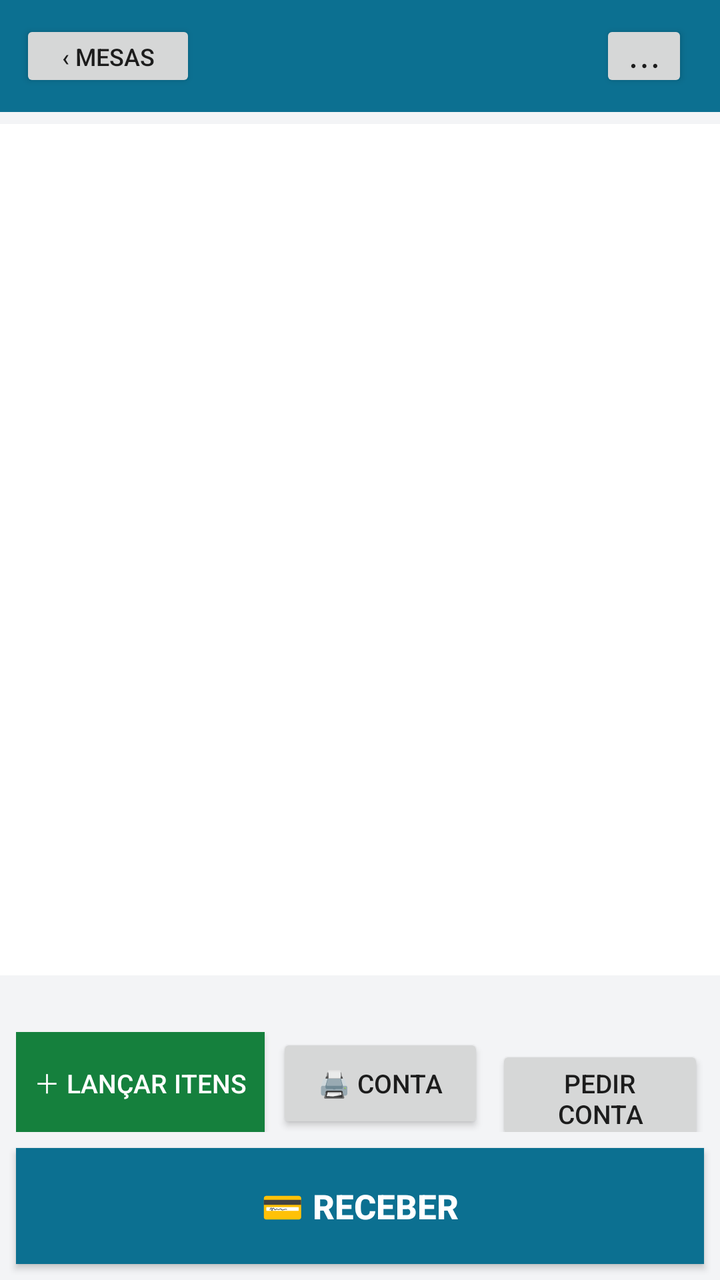
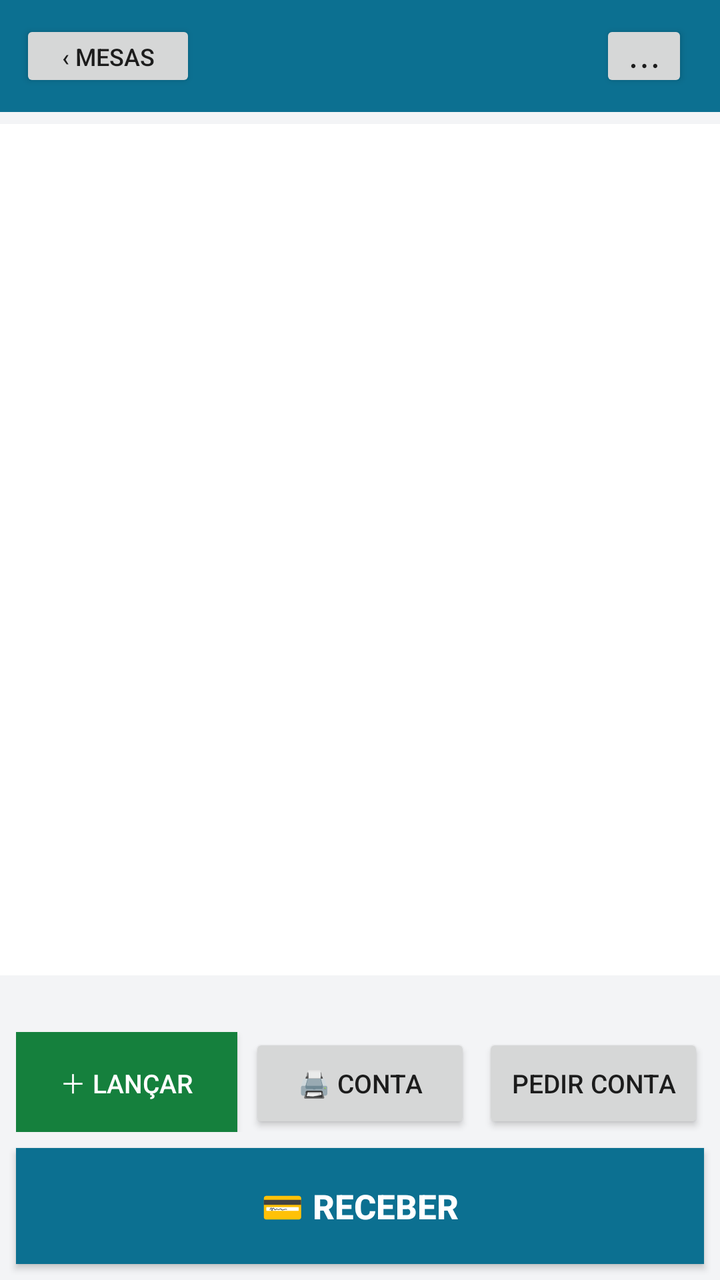

Before-and-after screenshots of an Android layout around one commit, followed by the original layout XML and the change that was made.
<!-- AndroidManifest.xml: application theme Theme.ConciliaGarcom -->
<!-- res/layout/activity_conta.xml -->
<?xml version="1.0" encoding="utf-8"?>
<LinearLayout xmlns:android="http://schemas.android.com/apk/res/android"
    android:layout_width="match_parent"
    android:layout_height="match_parent"
    android:orientation="vertical"
    android:background="#F3F4F6">

    
    <LinearLayout
        android:layout_width="match_parent"
        android:layout_height="wrap_content"
        android:orientation="horizontal"
        android:gravity="center_vertical"
        android:background="#0C7091"
        android:padding="10dp">

        <Button
            android:id="@+id/voltar"
            android:layout_width="wrap_content"
            android:layout_height="36dp"
            android:text="‹ Mesas"
            android:textSize="12sp" />

        <TextView
            android:id="@+id/titulo"
            android:layout_width="0dp"
            android:layout_height="wrap_content"
            android:layout_weight="1"
            android:layout_marginStart="10dp"
            android:textSize="18sp"
            android:textStyle="bold"
            android:textColor="#FFFFFF" />

        <Button
            android:id="@+id/maisAcoes"
            android:layout_width="44dp"
            android:layout_height="36dp"
            android:layout_marginEnd="6dp"
            android:text="⋯"
            android:textSize="18sp" />

        <TextView
            android:id="@+id/badge"
            android:layout_width="wrap_content"
            android:layout_height="wrap_content"
            android:text="CONTA PEDIDA"
            android:textSize="11sp"
            android:textStyle="bold"
            android:textColor="#7F1D1D"
            android:background="#FECACA"
            android:paddingStart="8dp"
            android:paddingEnd="8dp"
            android:paddingTop="4dp"
            android:paddingBottom="4dp"
            android:visibility="gone" />
    </LinearLayout>

    
    <HorizontalScrollView
        android:layout_width="match_parent"
        android:layout_height="wrap_content">

        <LinearLayout
            android:id="@+id/comandas"
            android:layout_width="wrap_content"
            android:layout_height="wrap_content"
            android:orientation="horizontal"
            android:paddingStart="8dp"
            android:paddingEnd="8dp"
            android:paddingTop="6dp" />
    </HorizontalScrollView>

    <TextView
        android:id="@+id/contaVazia"
        android:layout_width="match_parent"
        android:layout_height="wrap_content"
        android:gravity="center"
        android:padding="18dp"
        android:textSize="14sp"
        android:textColor="#6B7280"
        android:visibility="gone" />

    <ListView
        android:id="@+id/itens"
        android:layout_width="match_parent"
        android:layout_height="0dp"
        android:layout_weight="1"
        android:divider="#E5E7EB"
        android:dividerHeight="1dp"
        android:background="#FFFFFF" />

    
    <TextView
        android:id="@+id/resumo"
        android:layout_width="match_parent"
        android:layout_height="wrap_content"
        android:background="#FFFFFF"
        android:textSize="15sp"
        android:textStyle="bold"
        android:textColor="#111827"
        android:padding="10dp" />

    <TextView
        android:id="@+id/lioStatus"
        android:layout_width="match_parent"
        android:layout_height="wrap_content"
        android:gravity="center"
        android:textSize="12sp"
        android:textColor="#6B7280"
        android:paddingTop="4dp" />

    
    <LinearLayout
        android:layout_width="match_parent"
        android:layout_height="wrap_content"
        android:orientation="horizontal"
        android:padding="8dp">

        <Button
            android:id="@+id/lancar"
            android:layout_width="0dp"
            android:layout_height="50dp"
            android:layout_weight="1.2"
            android:text="＋ Lançar itens"
            android:textSize="13sp"
            android:textColor="#FFFFFF"
            android:background="#15803D" />

        <Button
            android:id="@+id/conferencia"
            android:layout_width="0dp"
            android:layout_height="50dp"
            android:layout_weight="1"
            android:layout_marginStart="6dp"
            android:text="🖨 Conta"
            android:textSize="13sp" />

        <Button
            android:id="@+id/contaPedida"
            android:layout_width="0dp"
            android:layout_height="50dp"
            android:layout_weight="1"
            android:layout_marginStart="6dp"
            android:text="Pedir conta"
            android:textSize="13sp" />
    </LinearLayout>

    <Button
        android:id="@+id/receber"
        android:layout_width="match_parent"
        android:layout_height="58dp"
        android:layout_marginStart="8dp"
        android:layout_marginEnd="8dp"
        android:layout_marginBottom="8dp"
        android:text="💳 Receber"
        android:textSize="17sp"
        android:textStyle="bold"
        android:textColor="#FFFFFF"
        android:background="#0C7091" />
</LinearLayout>
<!-- resources referenced by this layout -->
<resources>
  <style name="Theme.ConciliaGarcom" parent="Theme.AppCompat.Light.NoActionBar" />
</resources>

<!-- the commit's change to res/layout/activity_conta.xml (unified diff, before → after) -->
@@ -120,8 +120,8 @@
             android:id="@+id/lancar"
             android:layout_width="0dp"
             android:layout_height="50dp"
-            android:layout_weight="1.2"
-            android:text="＋ Lançar itens"
+            android:layout_weight="1"
+            android:text="＋ Lançar"
             android:textSize="13sp"
             android:textColor="#FFFFFF"
             android:background="#15803D" />
